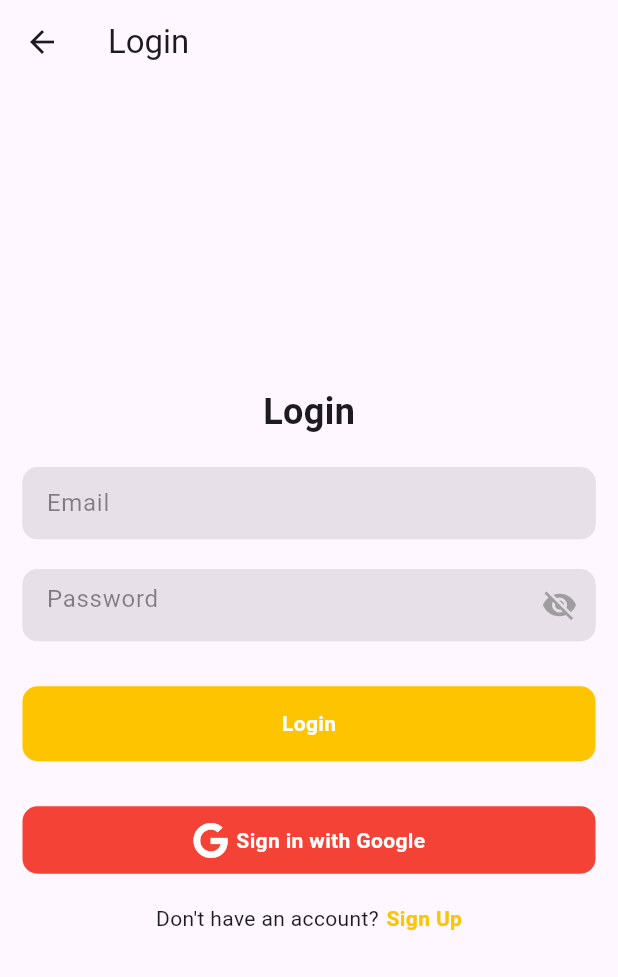
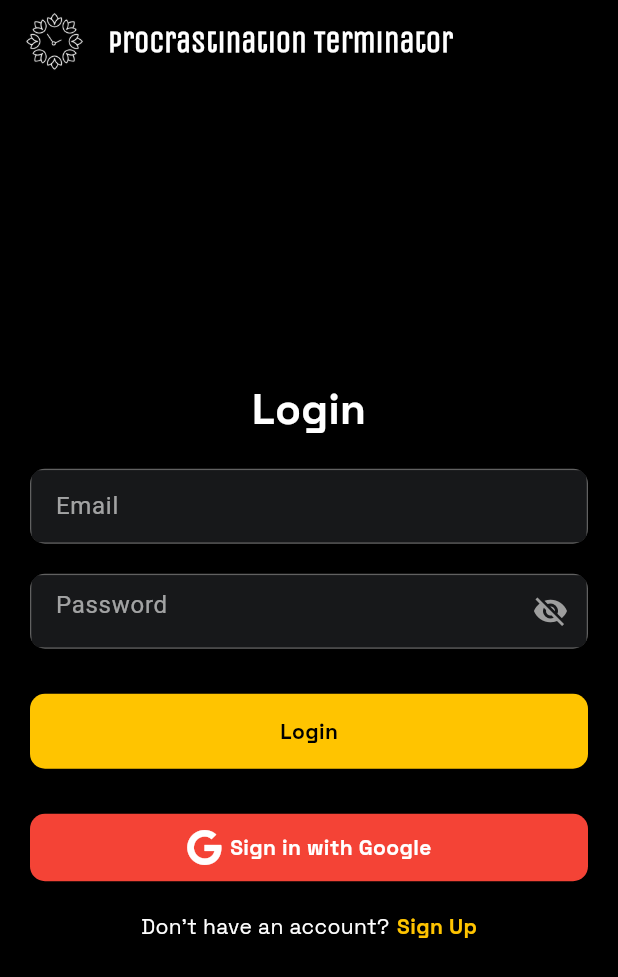
Before and after one commit to WymanHoh/FYP, a Flutter app: the LoginPage screen opened by its route, on a phone screen of 412 x 824 dp. Shown: the top 977 px of the screen. Run offline on Flutter 3.47's test engine with Material 3 defaults, Android fonts, the phone set to English and light mode, and no system bars; our stand-ins replace firebase_auth, firebase_core, fluttertoast, font_awesome_flutter, google_sign_in, shared_preferences and 1 more; missing offline and left inert: device_calendar; accounts and stored records are empty; network calls fail.

Commit message:
Updated Login Home Onboarding Pages

```diff
--- a/prototype1/lib/presentation/pages/login_page.dart
+++ b/prototype1/lib/presentation/pages/login_page.dart
@@ -1,4 +1,3 @@
-// login_page.dart
 import 'package:firebase_auth/firebase_auth.dart';
 import 'package:flutter/material.dart';
 import 'package:font_awesome_flutter/font_awesome_flutter.dart';
@@ -17,20 +16,16 @@ class LoginPage extends StatefulWidget {
 }
 
 class _LoginPageState extends State<LoginPage> {
-
   bool _isSigning = false;
 
   final FirebaseAuthServices _auth = FirebaseAuthServices();
   final FirebaseAuth _firebaseAuth = FirebaseAuth.instance;
-
-
 
   final TextEditingController _emailController = TextEditingController();
   final TextEditingController _passwordController = TextEditingController();
 
   @override
   void dispose() {
-
     _emailController.dispose();
     _passwordController.dispose();
     super.dispose();
@@ -39,20 +34,41 @@ class _LoginPageState extends State<LoginPage> {
   @override
   Widget build(BuildContext context) {
     return Scaffold(
+      backgroundColor: Colors.black, // Updated background color
       appBar: AppBar(
-        title: const Text("Login"),
+        backgroundColor: Colors.black, // Match `UserSelectionScreen`
+        elevation: 0,
+        leading: Padding(
+          padding: const EdgeInsets.only(left: 16),
+          child: Image.asset(
+            'assets/images/logowhite.png',
+            width: 20,
           ),
-      body: Center(
+        ),
+        title: const Text(
+          'Procrastination Terminator',
+          style: TextStyle(
+            fontFamily: "Unica_One",
+            color: Colors.white,
+            fontSize: 20,
+            fontWeight: FontWeight.bold,
+          ),
+        ),
+      ),
+      body: SafeArea(
+        child: Center(
           child: Padding(
-          padding: const EdgeInsets.symmetric(horizontal: 15),
+            padding: const EdgeInsets.symmetric(horizontal: 20),
             child: Column(
               mainAxisAlignment: MainAxisAlignment.center,
               children: [
                 const Text(
                   "Login",
                   style: TextStyle(
-                  fontSize: 24,
+                    fontFamily: "SpaceGrotesk",
+                    fontSize: 28,
                     fontWeight: FontWeight.bold,
+                    color: Colors.white,
                   ),
                 ),
                 const SizedBox(height: 20),
@@ -60,18 +76,20 @@ class _LoginPageState extends State<LoginPage> {
                   controller: _emailController,
                   hintText: "Email",
                   isPasswordField: false,
+                  textColor: Colors.white, // Added text color
+                  borderColor: Colors.grey[700]!, // Added border color
                 ),
                 const SizedBox(height: 20),
                 FormContainerWidget(
                   controller: _passwordController,
                   hintText: "Password",
                   isPasswordField: true,
+                  textColor: Colors.white,
+                  borderColor: Colors.grey[700]!,
                 ),
                 const SizedBox(height: 30),
                 GestureDetector(
-                onTap: () {
-                  _signIn();
-                },
+                  onTap: _signIn,
                   child: Container(
                     width: double.infinity,
                     height: 50,
@@ -80,23 +98,22 @@ class _LoginPageState extends State<LoginPage> {
                       borderRadius: BorderRadius.circular(10),
                     ),
                     child: Center(
-                    child: _isSigning ? const CircularProgressIndicator(color: Colors.black): const Text(
+                      child: _isSigning
+                          ? const CircularProgressIndicator(color: Colors.black)
+                          : const Text(
                               "Login",
                               style: TextStyle(
-                        color: Colors.white,
+                                fontFamily: "SpaceGrotesk",
+                                color: Colors.black,
                                 fontWeight: FontWeight.bold,
                               ),
                             ),
                     ),
                   ),
                 ),
-
-
                 const SizedBox(height: 30),
                 GestureDetector(
-                onTap: () {
-                  _signInWithGoogle();
-                },
+                  onTap: _signInWithGoogle,
                   child: Container(
                     width: double.infinity,
                     height: 45,
@@ -108,11 +125,12 @@ class _LoginPageState extends State<LoginPage> {
                       child: Row(
                         mainAxisAlignment: MainAxisAlignment.center,
                         children: [
-                        Icon(FontAwesomeIcons.google, color: Colors.white,),
-                        SizedBox(width: 5,),
+                          Icon(FontAwesomeIcons.google, color: Colors.white),
+                          SizedBox(width: 5),
                           Text(
                             "Sign in with Google",
                             style: TextStyle(
+                              fontFamily: "SpaceGrotesk",
                               color: Colors.white,
                               fontWeight: FontWeight.bold,
                             ),
@@ -122,12 +140,17 @@ class _LoginPageState extends State<LoginPage> {
                     ),
                   ),
                 ),
-
-              const SizedBox(height: 20), // Added spacing for clarity
+                const SizedBox(height: 20),
                 Row(
                   mainAxisAlignment: MainAxisAlignment.center,
                   children: [
-                  const Text("Don't have an account?"),
+                    const Text(
+                      "Don't have an account?",
+                      style: TextStyle(
+                        fontFamily: "SpaceGrotesk",
+                        color: Colors.white,
+                      ),
+                    ),
                     const SizedBox(width: 5),
                     GestureDetector(
                       onTap: () {
@@ -141,6 +164,7 @@ class _LoginPageState extends State<LoginPage> {
                       child: const Text(
                         "Sign Up",
                         style: TextStyle(
+                          fontFamily: "SpaceGrotesk",
                           color: Color.fromARGB(255, 255, 196, 0),
                           fontWeight: FontWeight.bold,
                         ),
@@ -152,10 +176,11 @@ class _LoginPageState extends State<LoginPage> {
             ),
           ),
         ),
+      ),
     );
   }
+
   void _signIn() async {
-
     setState(() {
       _isSigning = true;
     });
@@ -171,24 +196,25 @@ setState(() {
 
     if (user != null) {
       if (!mounted) return;
-      showToast(message:"User successfully signedIn");
-      Navigator.push(context, MaterialPageRoute(builder: (context) => const HomePage()));
+      showToast(message: "User successfully signed in");
+      Navigator.push(
+        context,
+        MaterialPageRoute(builder: (context) => const HomePage()),
+      );
     } else {
-      showToast(message:"Error: User creation failed.");
+      showToast(message: "Error: Login failed.");
     }
   }
 
-    _signInWithGoogle()async{
-
+  _signInWithGoogle() async {
     final GoogleSignIn googleSignIn = GoogleSignIn();
 
     try {
-
       final GoogleSignInAccount? googleSignInAccount = await googleSignIn.signIn();
 
-      if(googleSignInAccount != null ){
-        final GoogleSignInAuthentication googleSignInAuthentication = await
-        googleSignInAccount.authentication;
+      if (googleSignInAccount != null) {
+        final GoogleSignInAuthentication googleSignInAuthentication =
+            await googleSignInAccount.authentication;
 
         final AuthCredential credential = GoogleAuthProvider.credential(
           idToken: googleSignInAuthentication.idToken,
@@ -196,18 +222,15 @@ setState(() {
         );
 
         await _firebaseAuth.signInWithCredential(credential);
+
         if (!mounted) return;
         Navigator.push(
           context,
           MaterialPageRoute(builder: (context) => const HomePage()),
         );
-
       }
-
-    }catch(e) {
-      showToast(message: "some error occured $e");
-    }
-
-
+    } catch (e) {
+      showToast(message: "Some error occurred: $e");
     }
   }
+}
--- a/prototype1/lib/presentation/widgets/form_container_widget.dart
+++ b/prototype1/lib/presentation/widgets/form_container_widget.dart
@@ -11,9 +11,12 @@ class FormContainerWidget extends StatefulWidget {
   final FormFieldValidator<String>? validator;
   final ValueChanged<String>? onFieldSubmitted;
   final TextInputType? inputType;
+  final Color? textColor; // Added: Text color
+  final Color? borderColor; // Added: Border color
+  final Color? backgroundColor; // Added: Background color
 
   const FormContainerWidget({
-    super.key, // Use 'super' directly for key
+    super.key,
     this.controller,
     this.isPasswordField,
     this.fieldKey,
@@ -24,13 +27,16 @@ class FormContainerWidget extends StatefulWidget {
     this.validator,
     this.onFieldSubmitted,
     this.inputType,
+    this.textColor = Colors.white, // Default: White text color
+    this.borderColor = Colors.grey, // Default: Grey border
+    this.backgroundColor = const Color.fromARGB(255, 23, 24, 26), // Default: Dark background
   });
 
   @override
-  FormContainerWidgetState createState() => FormContainerWidgetState(); // Remove leading underscore
+  FormContainerWidgetState createState() => FormContainerWidgetState();
 }
 
-class FormContainerWidgetState extends State<FormContainerWidget> { // Remove leading underscore
+class FormContainerWidgetState extends State<FormContainerWidget> {
   bool _obscureText = true;
 
   @override
@@ -39,11 +45,12 @@ class FormContainerWidgetState extends State<FormContainerWidget> { // Remove le
       width: double.infinity,
       clipBehavior: Clip.hardEdge,
       decoration: BoxDecoration(
-        color: Colors.grey.withOpacity(.35),
+        color: widget.backgroundColor, // Apply background color
         borderRadius: BorderRadius.circular(10),
+        border: Border.all(color: widget.borderColor!), // Apply border color
       ),
       child: TextFormField(
-        style: const TextStyle(color: Colors.black),
+        style: TextStyle(color: widget.textColor), // Apply text color
         controller: widget.controller,
         keyboardType: widget.inputType,
         key: widget.fieldKey,
@@ -54,8 +61,9 @@ class FormContainerWidgetState extends State<FormContainerWidget> { // Remove le
         decoration: InputDecoration(
           border: InputBorder.none,
           filled: true,
+          fillColor: widget.backgroundColor, // Match container color
           hintText: widget.hintText,
-          hintStyle: const TextStyle(color: Colors.black45),
+          hintStyle: TextStyle(color: widget.textColor?.withOpacity(0.6)), // Faded text color
           suffixIcon: widget.isPasswordField == true
               ? GestureDetector(
                   onTap: () {
--- a/prototype1/pubspec.yaml
+++ b/prototype1/pubspec.yaml
@@ -33,6 +33,8 @@ dependencies:
 
   table_calendar: ^3.0.9 # For the calendar UI
   device_calendar: ^4.3.3  # To access the device's calendar
+  shared_preferences: ^2.0.16
+  intl: any
 
   # The following adds the Cupertino Icons font to your application.
   # Use with the CupertinoIcons class for iOS style icons.
```
Also changed, not shown: prototype1/lib/main.dart (+52 -1 lines), prototype1/lib/presentation/pages/Onboarding/onboarding.dart (+29 -26 lines), prototype1/lib/presentation/pages/home_page.dart (+61 -23 lines), 1 other file. Lines whose indentation alone changed are shown as unchanged.
